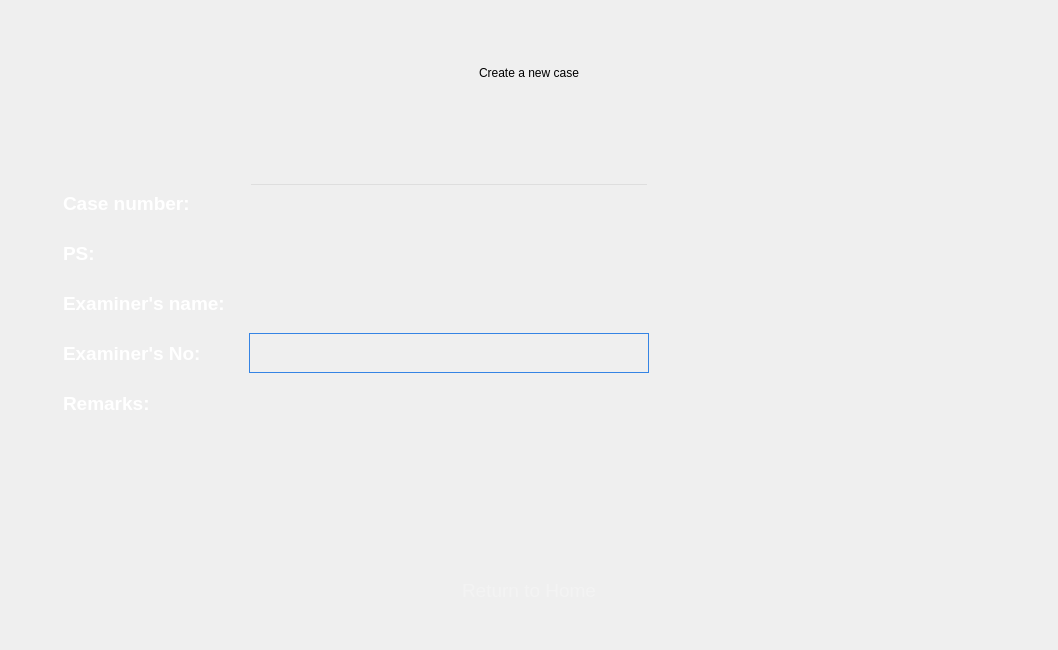
apollo-k22/FaceAI-Product, file forms/Page_2.ui: the form before one commit.
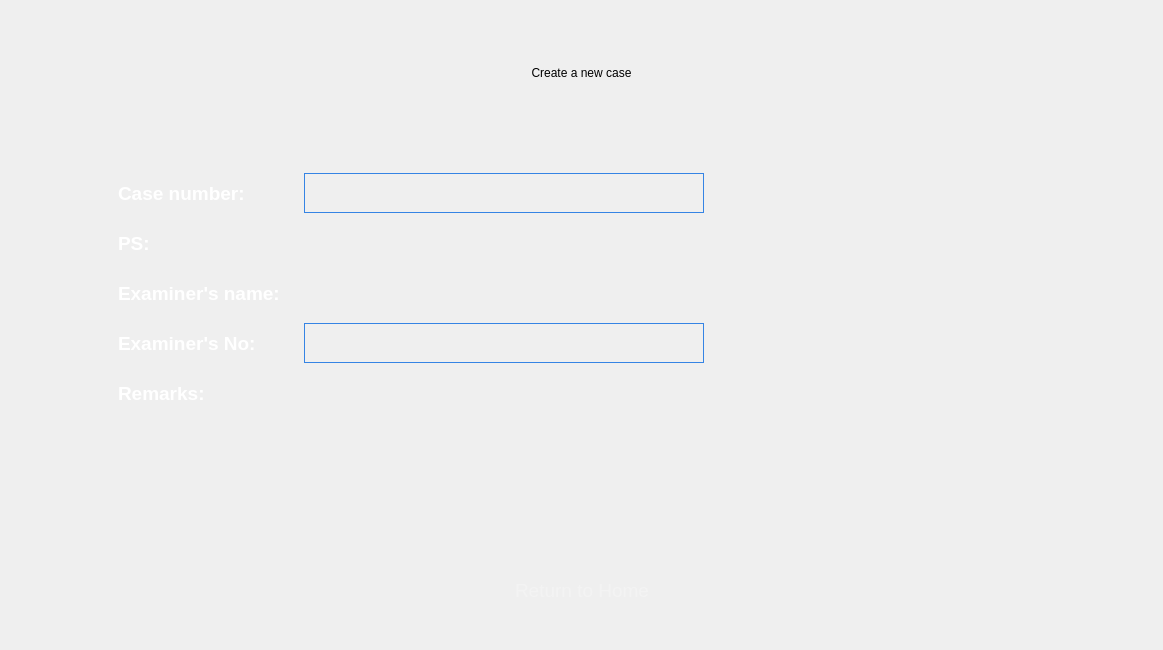
The form after the commit. Icons and pictures are not drawn.

Commit message: modified selectors for subject image and single target image to same size. added border json result and target images fields. the selector's images for single target and subject are modified.

```diff
--- a/forms/Page_2.ui
+++ b/forms/Page_2.ui
@@ -6,7 +6,7 @@
    <rect>
     <x>0</x>
     <y>0</y>
-    <width>1058</width>
+    <width>1163</width>
     <height>650</height>
    </rect>
   </property>
@@ -213,7 +213,7 @@
       </layout>
      </item>
      <item>
-      <layout class="QHBoxLayout" name="horizontalLayout_6" stretch="0,0,0">
+      <layout class="QHBoxLayout" name="horizontalLayout_6" stretch="0">
        <property name="leftMargin">
         <number>10</number>
        </property>
@@ -221,34 +221,66 @@
         <number>10</number>
        </property>
        <property name="rightMargin">
-        <number>10</number>
+        <number>20</number>
        </property>
        <property name="bottomMargin">
         <number>0</number>
        </property>
        <item>
-        <spacer name="horizontalSpacer_7">
-         <property name="orientation">
-          <enum>Qt::Horizontal</enum>
+        <widget class="QWidget" name="widget" native="true">
+         <property name="minimumSize">
+          <size>
+           <width>1120</width>
+           <height>380</height>
+          </size>
          </property>
-         <property name="sizeHint" stdset="0">
+         <property name="maximumSize">
           <size>
-           <width>40</width>
-           <height>20</height>
+           <width>16777215</width>
+           <height>560</height>
           </size>
          </property>
-        </spacer>
-       </item>
-       <item>
-        <layout class="QHBoxLayout" name="horizontalLayout" stretch="0,0">
+         <property name="styleSheet">
+          <string notr="true">background:transparent;</string>
+         </property>
+         <layout class="QVBoxLayout" name="verticalLayout_7">
          <property name="spacing">
-          <number>6</number>
-         </property>
-         <property name="sizeConstraint">
-          <enum>QLayout::SetDefaultConstraint</enum>
-         </property>
+           <number>0</number>
+          </property>
+          <property name="leftMargin">
+           <number>85</number>
+          </property>
+          <property name="rightMargin">
+           <number>50</number>
+          </property>
+          <property name="bottomMargin">
+           <number>28</number>
+          </property>
+          <item>
+           <layout class="QFormLayout" name="formLayout">
          <property name="leftMargin">
           <number>0</number>
+            </property>
+            <property name="topMargin">
+             <number>0</number>
+            </property>
+            <property name="rightMargin">
+             <number>0</number>
+            </property>
+            <property name="bottomMargin">
+             <number>0</number>
+            </property>
+            <item row="0" column="0">
+             <widget class="QWidget" name="widget_2" native="true">
+              <property name="styleSheet">
+               <string notr="true"/>
+              </property>
+              <layout class="QVBoxLayout" name="verticalLayout_2">
+               <property name="spacing">
+                <number>0</number>
+               </property>
+               <property name="leftMargin">
+                <number>10</number>
          </property>
          <property name="topMargin">
           <number>0</number>
@@ -313,7 +345,7 @@
               <number>10</number>
              </property>
              <property name="leftMargin">
-              <number>20</number>
+                    <number>0</number>
              </property>
              <property name="rightMargin">
               <number>5</number>
@@ -372,6 +404,12 @@
                  <height>40</height>
                 </size>
                </property>
+                     <property name="maximumSize">
+                      <size>
+                       <width>400</width>
+                       <height>40</height>
+                      </size>
+                     </property>
                <property name="font">
                 <font>
                  <family>Arial</family>
@@ -380,7 +418,7 @@
                <property name="styleSheet">
                 <string notr="true">background-color: #3E536A;
 color: rgb(255, 255, 255);
-background:transparent;</string>
+background:transparent;border: 1px solid rgb(53, 132, 228);</string>
                </property>
                <property name="inputMethodHints">
                 <set>Qt::ImhLatinOnly</set>
@@ -508,7 +546,7 @@
              <item row="3" column="1">
               <widget class="QLineEdit" name="leditExaminerNo">
                <property name="sizePolicy">
-                <sizepolicy hsizetype="Fixed" vsizetype="Expanding">
+                      <sizepolicy hsizetype="Fixed" vsizetype="Fixed">
                  <horstretch>0</horstretch>
                  <verstretch>0</verstretch>
                 </sizepolicy>
@@ -522,7 +560,7 @@
                <property name="maximumSize">
                 <size>
                  <width>400</width>
-                 <height>16777215</height>
+                       <height>40</height>
                 </size>
                </property>
                <property name="styleSheet">
@@ -588,8 +626,23 @@
            </item>
           </layout>
          </item>
+              </layout>
+             </widget>
+            </item>
+            <item row="0" column="1">
+             <layout class="QHBoxLayout" name="horizontalLayout">
+              <property name="spacing">
+               <number>0</number>
+              </property>
+              <property name="rightMargin">
+               <number>0</number>
+              </property>
          <item>
-          <layout class="QVBoxLayout" name="verticalLayout_2" stretch="0,0,0">
+               <widget class="QWidget" name="widget_3" native="true">
+                <property name="styleSheet">
+                 <string notr="true">background:transparent;</string>
+                </property>
+                <layout class="QVBoxLayout" name="verticalLayout_8">
            <property name="spacing">
             <number>0</number>
            </property>
@@ -597,27 +650,14 @@
             <number>0</number>
            </property>
            <property name="topMargin">
-            <number>5</number>
+                  <number>0</number>
            </property>
            <property name="rightMargin">
-            <number>5</number>
+                  <number>0</number>
            </property>
            <property name="bottomMargin">
-            <number>5</number>
-           </property>
-           <item>
-            <spacer name="verticalSpacer">
-             <property name="orientation">
-              <enum>Qt::Vertical</enum>
-             </property>
-             <property name="sizeHint" stdset="0">
-              <size>
-               <width>20</width>
-               <height>0</height>
-              </size>
-             </property>
-            </spacer>
-           </item>
+                  <number>0</number>
+                 </property>
            <item>
             <layout class="QHBoxLayout" name="horizontalLayout_5">
              <property name="spacing">
@@ -626,15 +666,6 @@
              <property name="leftMargin">
               <number>0</number>
              </property>
-             <property name="topMargin">
-              <number>5</number>
-             </property>
-             <property name="rightMargin">
-              <number>5</number>
-             </property>
-             <property name="bottomMargin">
-              <number>5</number>
-             </property>
              <item>
               <widget class="QPushButton" name="btnSelectTargetPhoto">
                <property name="sizePolicy">
@@ -649,6 +680,12 @@
                  <height>350</height>
                 </size>
                </property>
+                     <property name="maximumSize">
+                      <size>
+                       <width>550</width>
+                       <height>550</height>
+                      </size>
+                     </property>
                <property name="styleSheet">
                 <string notr="true">border:none;
 background:transparent;
@@ -663,35 +700,15 @@
              </item>
             </layout>
            </item>
-           <item>
-            <spacer name="verticalSpacer_5">
-             <property name="orientation">
-              <enum>Qt::Vertical</enum>
-             </property>
-             <property name="sizeHint" stdset="0">
-              <size>
-               <width>20</width>
-               <height>0</height>
-              </size>
-             </property>
-            </spacer>
+                </layout>
+               </widget>
            </item>
           </layout>
          </item>
         </layout>
        </item>
-       <item>
-        <spacer name="horizontalSpacer_6">
-         <property name="orientation">
-          <enum>Qt::Horizontal</enum>
-         </property>
-         <property name="sizeHint" stdset="0">
-          <size>
-           <width>40</width>
-           <height>20</height>
-          </size>
-         </property>
-        </spacer>
+         </layout>
+        </widget>
        </item>
       </layout>
      </item>
@@ -740,13 +757,13 @@
            </property>
            <property name="minimumSize">
             <size>
-             <width>200</width>
+             <width>250</width>
              <height>50</height>
             </size>
            </property>
            <property name="maximumSize">
             <size>
-             <width>200</width>
+             <width>250</width>
              <height>50</height>
             </size>
            </property>
@@ -754,7 +771,10 @@
             <cursorShape>PointingHandCursor</cursorShape>
            </property>
            <property name="styleSheet">
-            <string notr="true">border-radius: 20px;
+            <string notr="true">border:none;
+background:transparent;
+border-image:url(:/newPrefix/continuetoprobe.png);
+border-radius: 10px;
 background:none;</string>
            </property>
            <property name="text">
```
Left out of the diff: 4 changed lines with no effect on the pictures. Lines whose indentation alone changed are shown as unchanged. The commit also changes 14 other files.
